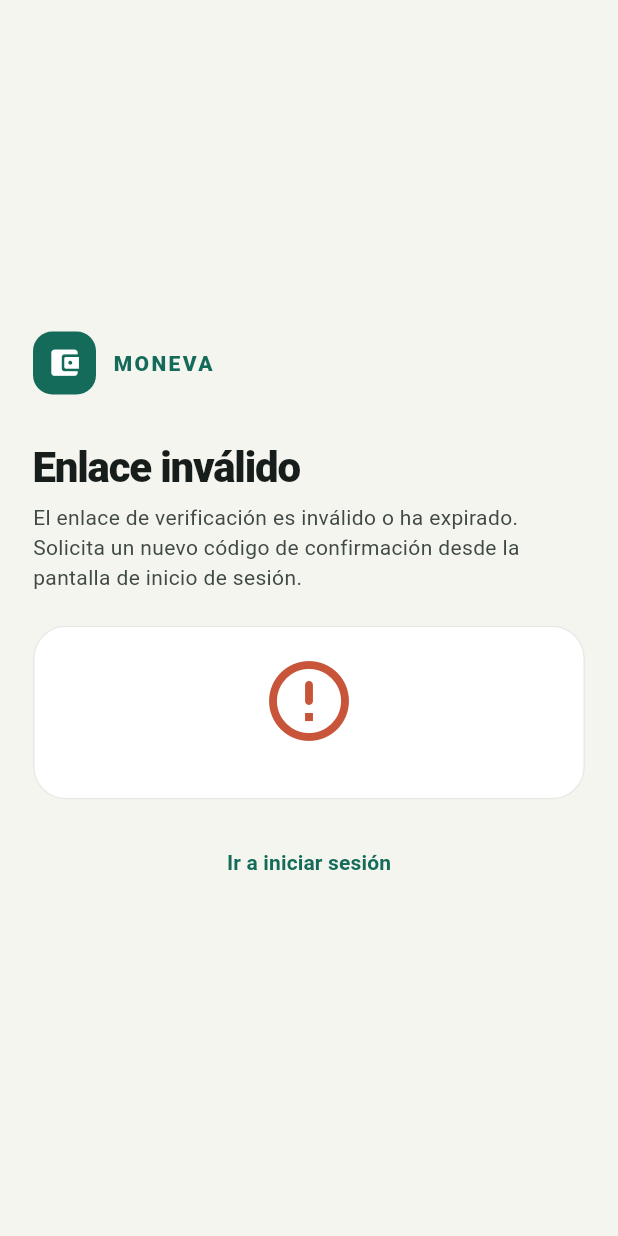
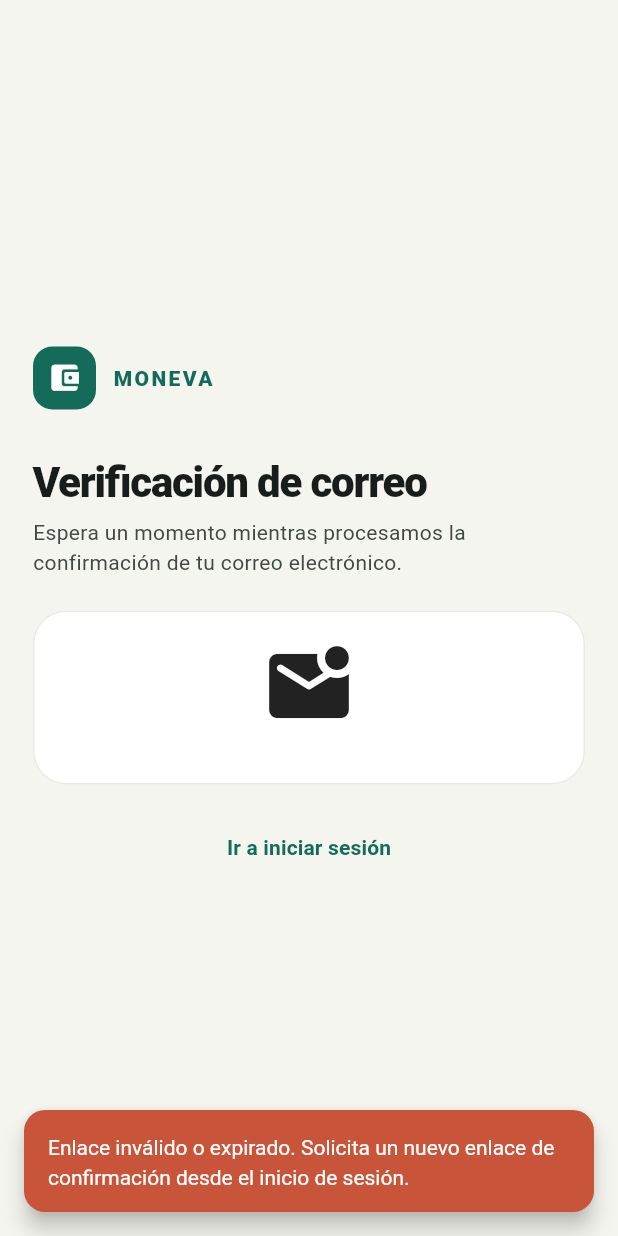
Before and after one commit to Jeremypxp/Moneva-Finanzas, a Flutter app: the EmailVerificationScreen screen opened by its route, on a phone screen of 412 x 824 dp. Run offline on Flutter 3.47's test engine with Material 3 defaults, Android fonts, the phone set to English and light mode, and no system bars; our stand-ins replace app_links, csv, drift, drift_flutter, flutter_riverpod, go_router and 2 more; accounts and stored records are empty; generated files the repository leaves out were written again.

Commit message:
feat: mostrar mensaje flotante al verificar correo por deep link

```diff
--- a/lib/features/auth/presentation/email_verification_screen.dart
+++ b/lib/features/auth/presentation/email_verification_screen.dart
@@ -2,12 +2,14 @@ import 'package:flutter/material.dart';
 import 'package:flutter_riverpod/flutter_riverpod.dart';
 import 'package:go_router/go_router.dart';
 
-import '../../../app/theme.dart';
 import '../application/auth_providers.dart';
 import 'widgets/auth_components.dart';
 
 /// Pantalla mostrada cuando la app se abre desde el enlace de verificación de
 /// correo de Supabase (`moneva://auth-callback/`).
+///
+/// Muestra un mensaje flotante (SnackBar) informando si la verificación se
+/// completó o falló, y permite ir a iniciar sesión.
 class EmailVerificationScreen extends ConsumerStatefulWidget {
   const EmailVerificationScreen({super.key});
 
@@ -21,32 +23,54 @@ class _EmailVerificationScreenState
   @override
   void initState() {
     super.initState();
-    // Limpia el enlace pendiente después de mostrar la pantalla, para no
-    // navegar de nuevo en cada reconstrucción.
     WidgetsBinding.instance.addPostFrameCallback((_) {
       if (!mounted) {
         return;
       }
-      ref.read(authDeepLinkHandlerProvider).clearPendingLink();
+      final handler = ref.read(authDeepLinkHandlerProvider);
+      final verified = handler.hasPendingLink;
+      handler.clearPendingLink();
+
+      if (verified) {
+        ScaffoldMessenger.of(context)
+          ..hideCurrentSnackBar()
+          ..showSnackBar(
+            const SnackBar(
+              content: Text('Se ha verificado la cuenta.'),
+              backgroundColor: Color(0xFF16805F),
+              duration: Duration(seconds: 3),
+            ),
+          );
+        // Navega al login después de mostrar el mensaje flotante.
+        Future.delayed(const Duration(seconds: 2), () {
+          if (mounted) {
+            context.go('/login');
+          }
+        });
+      } else {
+        ScaffoldMessenger.of(context)
+          ..hideCurrentSnackBar()
+          ..showSnackBar(
+            const SnackBar(
+              content: Text(
+                'Enlace inválido o expirado. Solicita un nuevo enlace de '
+                'confirmación desde el inicio de sesión.',
+              ),
+              backgroundColor: Color(0xFFC8543A),
+              duration: Duration(seconds: 4),
+            ),
+          );
+      }
     });
   }
 
   @override
   Widget build(BuildContext context) {
-    final handler = ref.watch(authDeepLinkHandlerProvider);
-    final theme = Theme.of(context);
-    final colors = theme.extension<FinanceColors>()!;
-
-    final verified = handler.hasPendingLink;
-
     return AuthScaffold(
-      title: verified ? 'Correo verificado' : 'Enlace inválido',
-      subtitle: verified
-          ? 'Tu correo ha sido confirmado. Ahora puedes iniciar sesión con tu '
-                'correo y contraseña.'
-          : 'El enlace de verificación es inválido o ha expirado. Solicita un '
-                'nuevo código de confirmación desde la pantalla de inicio de '
-                'sesión.',
+      title: 'Verificación de correo',
+      subtitle:
+          'Espera un momento mientras procesamos la confirmación de tu '
+          'correo electrónico.',
       footer: Wrap(
         alignment: WrapAlignment.center,
         crossAxisAlignment: WrapCrossAlignment.center,
@@ -60,13 +84,7 @@ class _EmailVerificationScreenState
       child: Column(
         crossAxisAlignment: CrossAxisAlignment.stretch,
         children: [
-          Icon(
-            verified
-                ? Icons.mark_email_read_rounded
-                : Icons.error_outline_rounded,
-            size: 64,
-            color: verified ? colors.income : colors.expense,
-          ),
+          const Icon(Icons.mark_email_unread_rounded, size: 64),
           const SizedBox(height: 16),
         ],
       ),
```
